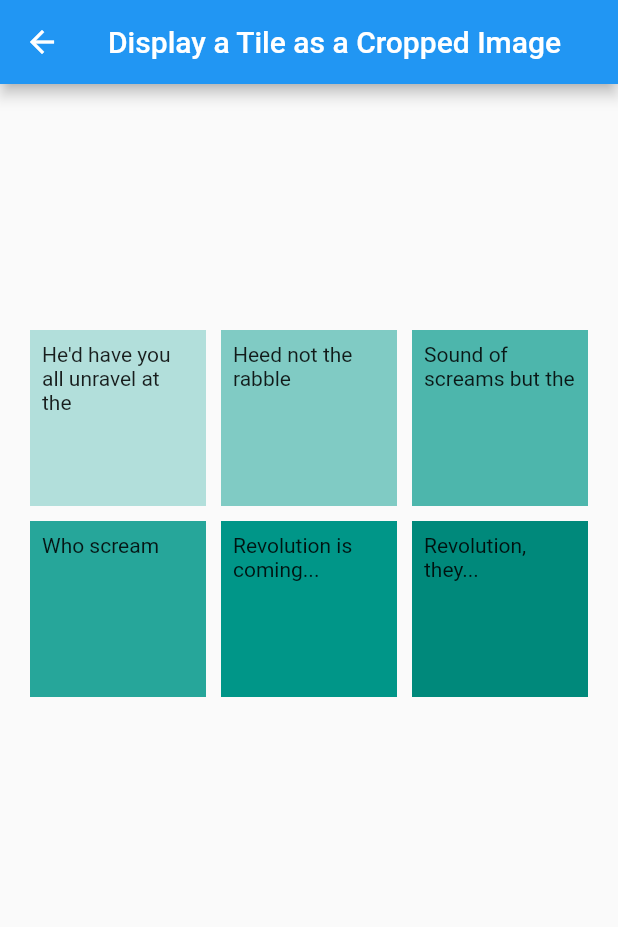
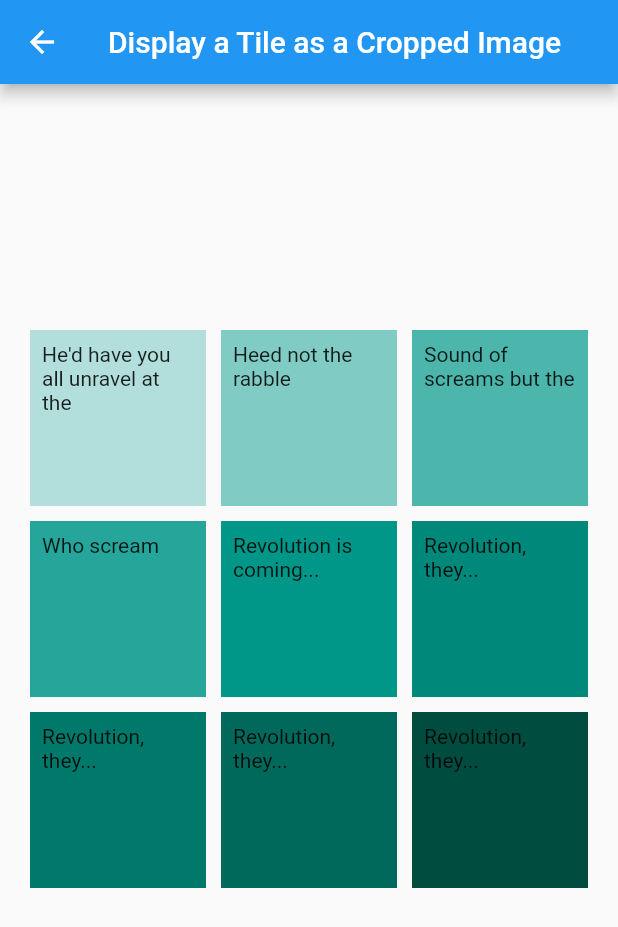
Before and after one commit to nqltis/amse, a Flutter app: the DisplayTileWidget screen opened directly, on a phone screen of 412 x 824 dp. Shown: the top 927 px of the screen. Run offline on Flutter 3.47's test engine with Material 2 defaults, Android fonts, the light colour scheme and no system bars.

Commit message:
Added 3 more containers to GridView

```diff
--- a/tp2/lib/exo5.dart
+++ b/tp2/lib/exo5.dart
@@ -79,6 +79,21 @@ class DisplayTileWidget extends StatelessWidget {
                     color: Colors.teal[600],
                     child: const Text('Revolution, they...'),
                   ),
+                  Container(
+                    padding: const EdgeInsets.all(8),
+                    color: Colors.teal[700],
+                    child: const Text('Revolution, they...'),
+                  ),
+                  Container(
+                    padding: const EdgeInsets.all(8),
+                    color: Colors.teal[800],
+                    child: const Text('Revolution, they...'),
+                  ),
+                  Container(
+                    padding: const EdgeInsets.all(8),
+                    color: Colors.teal[900],
+                    child: const Text('Revolution, they...'),
+                  ),
                 ],
               ))),
     );
```
